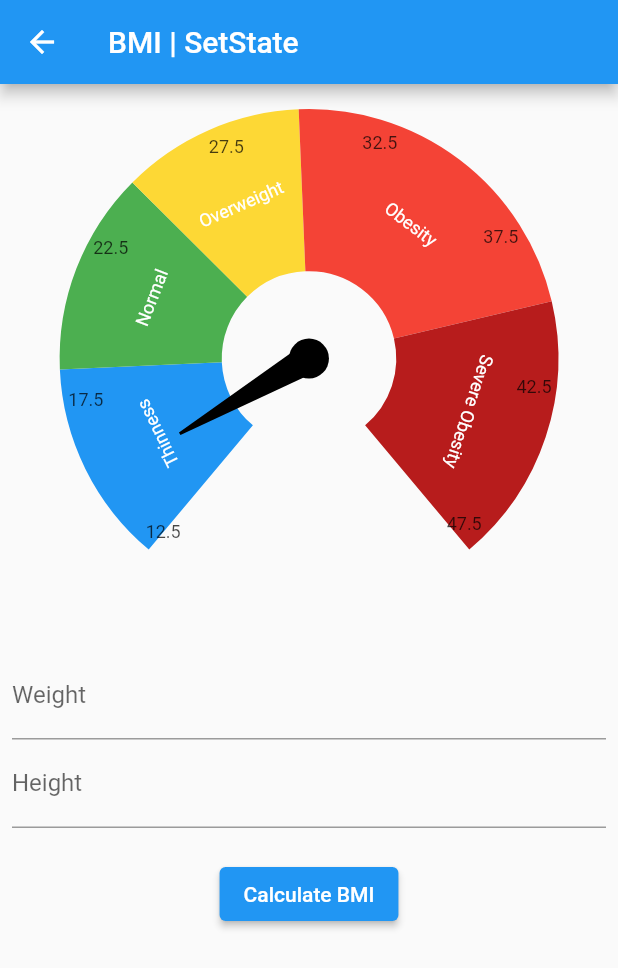
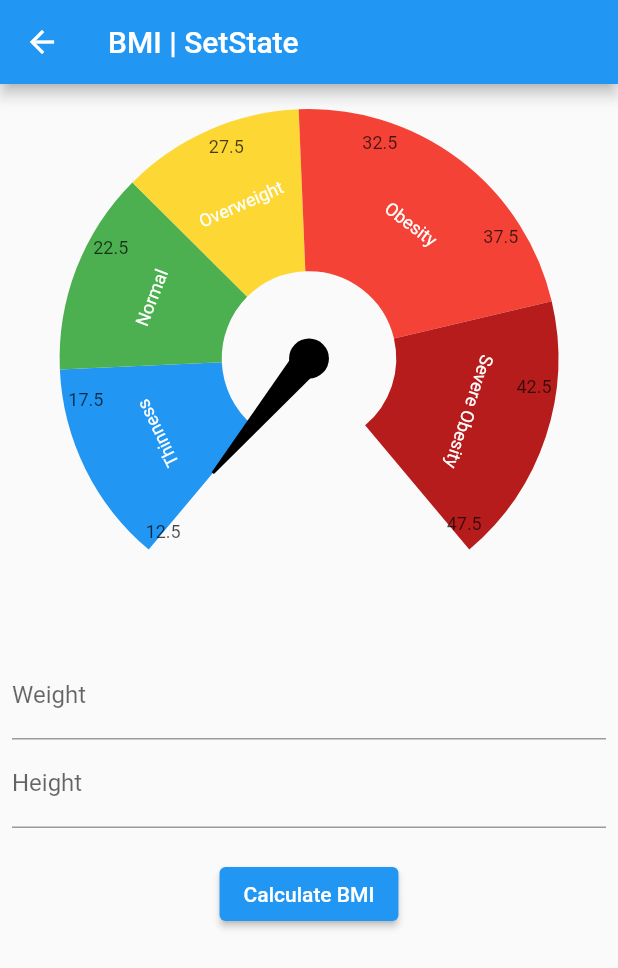
Before and after one commit to felipecastrosales/state_management, a Flutter app: the BMISetStatePage screen opened directly, on a phone screen of 412 x 824 dp. Shown: the top 968 px of the screen. Run offline on Flutter 3.47's test engine with Material 2 defaults, Android fonts, the phone set to English and light mode, and no system bars; drawn by our look-alikes of syncfusion_flutter_gauges; our stand-ins replace currency_text_input_formatter.

Commit message:
creating the bmi variable and updating imports

```diff
--- a/lib/state_management/setState/bmi_set_state_page.dart
+++ b/lib/state_management/setState/bmi_set_state_page.dart
@@ -1,10 +1,8 @@
+import 'package:flutter/material.dart';
+
 import 'package:currency_text_input_formatter/currency_text_input_formatter.dart';
-import 'package:flutter/material.dart';
+
 import 'package:state_management/widgets/bmi_gauge.dart';
-
-import 'package:syncfusion_flutter_gauges/gauges.dart';
-
-import 'package:state_management/widgets/bmi_gauge_range.dart';
 
 class BMISetStatePage extends StatefulWidget {
   const BMISetStatePage({Key? key}) : super(key: key);
@@ -16,6 +14,7 @@ class BMISetStatePage extends StatefulWidget {
 class _BMISetStatePageState extends State<BMISetStatePage> {
   final weightController = TextEditingController();
   final heightController = TextEditingController();
+  var bmi = 0.0;
 
   @override
   void dispose() {
@@ -35,7 +34,7 @@ class _BMISetStatePageState extends State<BMISetStatePage> {
           padding: const EdgeInsets.all(8.0),
           child: Column(
             children: [
-              BMIGauge(bmi: 15),
+              BMIGauge(bmi: bmi),
               const SizedBox(height: 20),
               TextFormField(
                 controller: weightController,
--- a/lib/widgets/template.dart
+++ b/lib/widgets/template.dart
@@ -1,9 +1,6 @@
-import 'package:currency_text_input_formatter/currency_text_input_formatter.dart';
 import 'package:flutter/material.dart';
 
-import 'package:syncfusion_flutter_gauges/gauges.dart';
-
-import 'package:state_management/widgets/bmi_gauge_range.dart';
+import 'package:currency_text_input_formatter/currency_text_input_formatter.dart';
 
 import 'bmi_gauge.dart';
 
```
